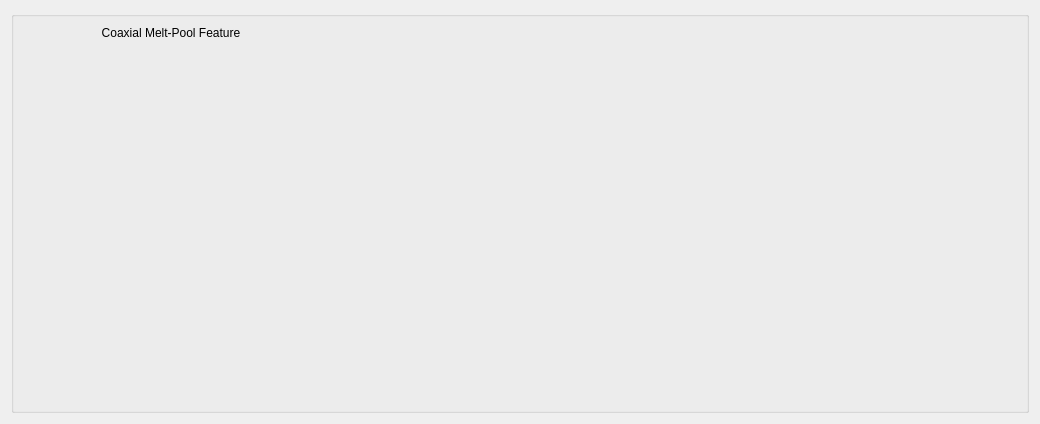
The window that src/multisense_gui/resources/key_feature_visualizer.ui (Davidlequnchen/MultiSensorFusion-ROS-AM-Monitoring) describes before a commit, drawn with Qt 5.
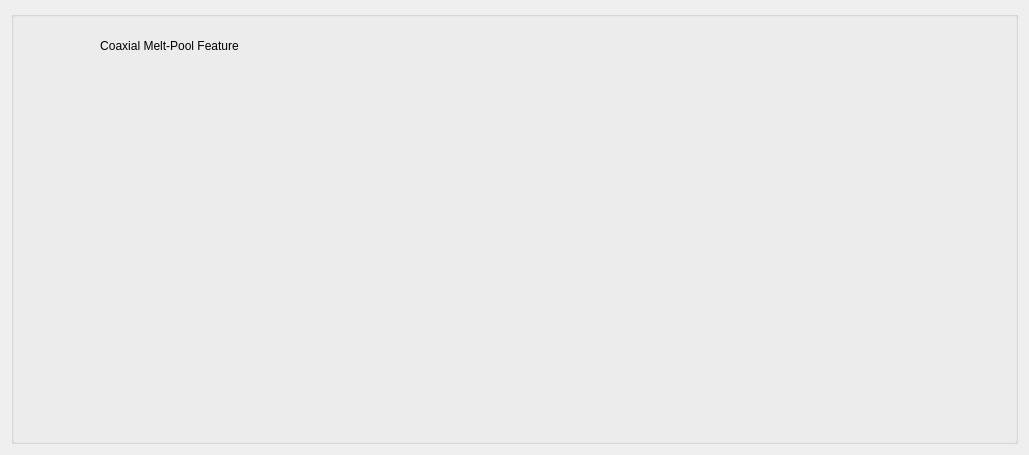
The same window after the commit.

What changed in the file:
```diff
--- a/src/multisense_gui/resources/key_feature_visualizer.ui
+++ b/src/multisense_gui/resources/key_feature_visualizer.ui
@@ -6,8 +6,8 @@
    <rect>
     <x>0</x>
     <y>0</y>
-    <width>1040</width>
-    <height>424</height>
+    <width>1029</width>
+    <height>455</height>
    </rect>
   </property>
   <property name="windowTitle">
@@ -19,11 +19,11 @@
      <property name="title">
       <string/>
      </property>
-     <layout class="QHBoxLayout" name="horizontalLayout_2">
+     <layout class="QHBoxLayout" name="horizontalLayout_3">
       <item>
-       <layout class="QHBoxLayout" name="horizontalLayout" stretch="3,7">
+       <layout class="QHBoxLayout" name="horizontalLayout_2" stretch="3,7">
         <item>
-         <layout class="QVBoxLayout" name="verticalLayout_2" stretch="0,10">
+         <layout class="QVBoxLayout" name="verticalLayout_5" stretch="1,9">
           <item>
            <widget class="QLabel" name="label_9">
             <property name="text">
@@ -35,12 +35,33 @@
            </widget>
           </item>
           <item>
-           <widget class="QWidget" name="ImageFeatureWidget" native="true"/>
+           <layout class="QHBoxLayout" name="horizontalLayout">
+            <item>
+             <layout class="QVBoxLayout" name="verticalLayout_3">
+              <item>
+               <widget class="QWidget" name="ImageFeatureWidget_2" native="true"/>
+              </item>
+              <item>
+               <widget class="QWidget" name="ImageFeatureWidget" native="true"/>
+              </item>
+             </layout>
+            </item>
+            <item>
+             <layout class="QVBoxLayout" name="verticalLayout_4">
+              <item>
+               <widget class="QWidget" name="ImageFeatureWidget_5" native="true"/>
+              </item>
+              <item>
+               <widget class="QWidget" name="ImageFeatureWidget_3" native="true"/>
+              </item>
+             </layout>
+            </item>
+           </layout>
           </item>
          </layout>
         </item>
         <item>
-         <layout class="QVBoxLayout" name="verticalLayout_3">
+         <layout class="QVBoxLayout" name="verticalLayout_2" stretch="0,0">
           <item>
            <widget class="QWidget" name="VisualFeaturePlotWidget" native="true"/>
           </item>
```
